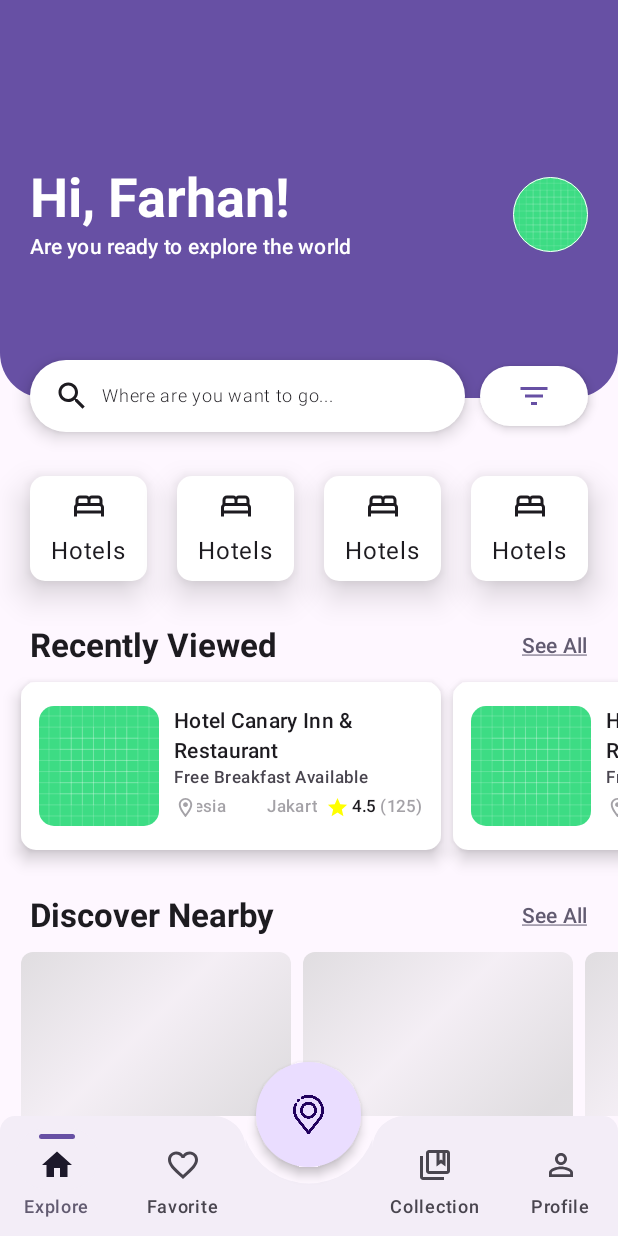
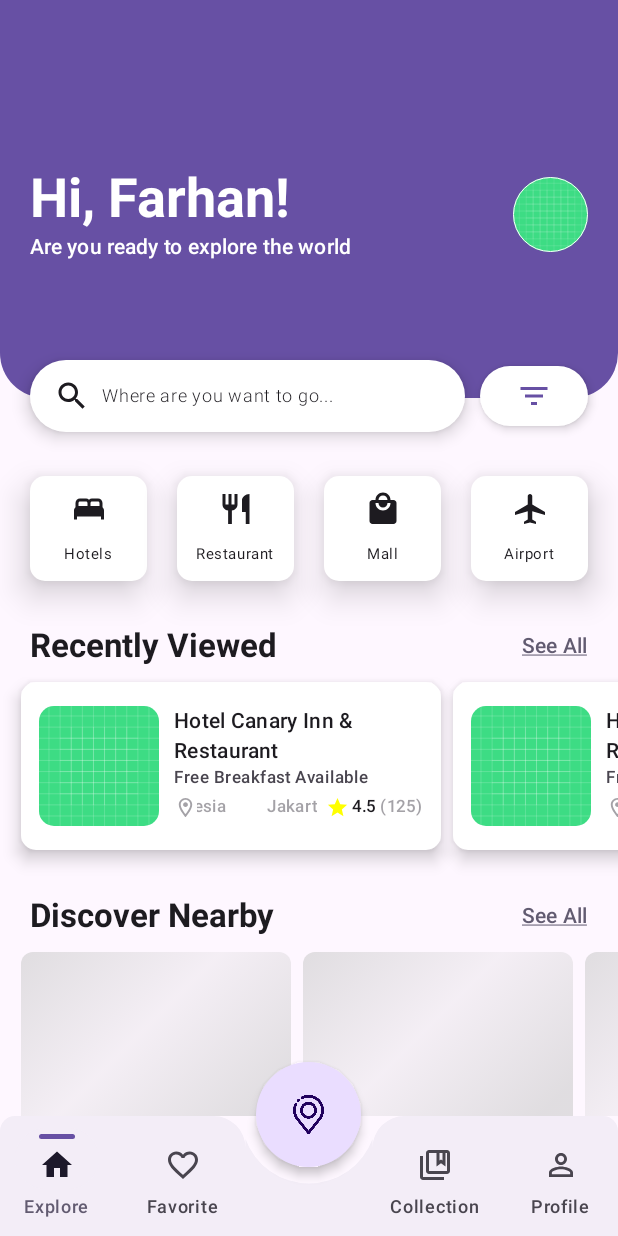
Before and after one commit to farhanfath/TripMate, an Android app built with Jetpack Compose: the screen it shows after launch (MainActivity), on a phone screen of 412 x 824 dp. Run offline under Robolectric (Android 15) with nearby library versions, the phone set to English and light mode, and no system bars; our stand-ins replace Dagger/Hilt's generated code, paging.

Commit message:
feat: create formatter for range and openinghours

```diff
--- a/app/src/main/java/gli/project/tripmate/presentation/ui/screen/detail/DetailScreen.kt
+++ b/app/src/main/java/gli/project/tripmate/presentation/ui/screen/detail/DetailScreen.kt
@@ -47,6 +47,7 @@ import gli.project.tripmate.presentation.ui.screen.detail.component.DetailInform
 import gli.project.tripmate.presentation.ui.screen.detail.component.tab.about.AboutTab
 import gli.project.tripmate.presentation.ui.screen.detail.component.tab.gallery.GalleryTab
 import gli.project.tripmate.presentation.ui.screen.detail.component.tab.review.ReviewTab
+import gli.project.tripmate.presentation.util.DataConstants
 import gli.project.tripmate.presentation.util.extensions.HandlerResponseCompose
 import gli.project.tripmate.presentation.util.LogUtil
 import gli.project.tripmate.presentation.viewmodel.PlacesViewModel
@@ -98,7 +99,7 @@ fun DetailScreen(
         }
     }
 
-    val tabs = listOf("About", "Gallery", "Reviews")
+    val tabs = DataConstants.tabName
     val scope = rememberCoroutineScope()
 
     var selectedTabIndex by remember { mutableIntStateOf(0) }
@@ -147,7 +148,8 @@ fun DetailScreen(
                     ) {
                         item {
                             DetailInformation(
-                                data = detailData
+                                data = detailData,
+                                placeName = placeName
                             )
                         }
 
--- a/app/src/main/java/gli/project/tripmate/presentation/ui/screen/detail/component/LocationMapCard.kt
+++ b/app/src/main/java/gli/project/tripmate/presentation/ui/screen/detail/component/LocationMapCard.kt
@@ -38,6 +38,7 @@ import com.google.maps.android.compose.MapUiSettings
 import com.google.maps.android.compose.Marker
 import com.google.maps.android.compose.MarkerState
 import com.google.maps.android.compose.rememberCameraPositionState
+import gli.project.tripmate.presentation.util.extensions.locationRangeFormat
 
 @Composable
 fun LocationMapCard(
@@ -141,7 +142,7 @@ fun LocationMapCard(
                         modifier = Modifier.padding(end = 10.dp)
                     ) {
                         Text(
-                            text = "${userRange.let { "%.2f km".format(it) }}",
+                            text = locationRangeFormat(userRange),
                             style = MaterialTheme.typography.bodySmall,
                             color = MaterialTheme.colorScheme.onSurfaceVariant,
                             modifier = Modifier.basicMarquee()
--- a/app/src/main/java/gli/project/tripmate/presentation/ui/screen/main/lobby/component/FeatureSection.kt
+++ b/app/src/main/java/gli/project/tripmate/presentation/ui/screen/main/lobby/component/FeatureSection.kt
@@ -10,8 +10,6 @@ import androidx.compose.foundation.layout.fillMaxWidth
 import androidx.compose.foundation.layout.padding
 import androidx.compose.foundation.layout.size
 import androidx.compose.foundation.shape.RoundedCornerShape
-import androidx.compose.material.icons.Icons
-import androidx.compose.material.icons.outlined.Bed
 import androidx.compose.material3.Icon
 import androidx.compose.material3.MaterialTheme
 import androidx.compose.material3.Surface
@@ -21,6 +19,9 @@ import androidx.compose.ui.Alignment
 import androidx.compose.ui.Modifier
 import androidx.compose.ui.graphics.graphicsLayer
 import androidx.compose.ui.unit.dp
+import androidx.compose.ui.unit.sp
+import gli.project.tripmate.presentation.util.DataConstants
+import gli.project.tripmate.presentation.util.FeatureCategory
 
 @Composable
 fun Feature() {
@@ -31,14 +32,17 @@ fun Feature() {
         verticalAlignment = Alignment.CenterVertically,
         horizontalArrangement = Arrangement.Center
     ) {
-        repeat(4) {
-            FeatureItem()
+        val categories = DataConstants.featureCategory
+        categories.forEach { category ->
+            FeatureItem(category = category)
         }
     }
 }
 
 @Composable
-fun RowScope.FeatureItem() {
+fun RowScope.FeatureItem(
+    category: FeatureCategory
+) {
     Surface(
         color = MaterialTheme.colorScheme.onPrimary,
         modifier = Modifier
@@ -61,42 +65,16 @@ fun RowScope.FeatureItem() {
                 .fillMaxSize()
         ) {
             Icon(
-                imageVector = Icons.Outlined.Bed,
+                imageVector = category.icon,
                 contentDescription = "",
-                modifier = Modifier.padding(bottom = 6.dp)
+                modifier = Modifier.padding(bottom = 10.dp)
             )
             Text(
-                text = "Hotels"
+                text = category.name,
+                style = MaterialTheme.typography.bodySmall.copy(
+                    fontSize = 10.sp
+                ),
             )
         }
     }
-//    Card(
-//        elevation = CardDefaults.cardElevation(4.dp),
-//        colors = CardDefaults.cardColors(
-//            containerColor = MaterialTheme.colorScheme.onPrimary
-//        ),
-//        modifier = Modifier
-//            .padding(horizontal = 10.dp, vertical = 4.dp)
-//            .size(70.dp)
-//            .weight(1f)
-//            .clickable {
-//
-//            }
-//    ) {
-//        Column(
-//            verticalArrangement = Arrangement.Center,
-//            horizontalAlignment = Alignment.CenterHorizontally,
-//            modifier = Modifier
-//                .fillMaxSize()
-//        ) {
-//            Icon(
-//                imageVector = Icons.Outlined.Bed,
-//                contentDescription = "",
-//                modifier = Modifier.padding(bottom = 6.dp)
-//            )
-//            Text(
-//                text = "Hotels"
-//            )
-//        }
-//    }
 }
--- /dev/null
+++ b/app/src/main/java/gli/project/tripmate/presentation/util/DataConstants.kt
@@ -0,0 +1,29 @@
+package gli.project.tripmate.presentation.util
+
+import androidx.compose.material.icons.Icons
+import androidx.compose.material.icons.filled.BeachAccess
+import androidx.compose.material.icons.filled.Bed
+import androidx.compose.material.icons.filled.LocalAirport
+import androidx.compose.material.icons.filled.LocalMall
+import androidx.compose.material.icons.filled.Restaurant
+import androidx.compose.ui.graphics.vector.ImageVector
+
+object DataConstants {
+    val tabName = listOf(
+        "About",
+        "Gallery",
+        "Review"
+    )
+
+    val featureCategory = listOf(
+        FeatureCategory(name = "Hotels", icon = Icons.Default.Bed),
+        FeatureCategory(name = "Restaurant", icon = Icons.Default.Restaurant),
+        FeatureCategory(name = "Mall", icon = Icons.Default.LocalMall),
+        FeatureCategory(name = "Airport", icon = Icons.Default.LocalAirport),
+    )
+}
+
+data class FeatureCategory(
+    val name: String,
+    val icon: ImageVector
+)
```
Also changed, not shown: app/src/main/java/gli/project/tripmate/presentation/ui/screen/detail/component/DetailInformation.kt (+28 -2 lines), app/src/main/java/gli/project/tripmate/presentation/util/extensions/TextStyleFormatter.kt (+29 -0 lines).
